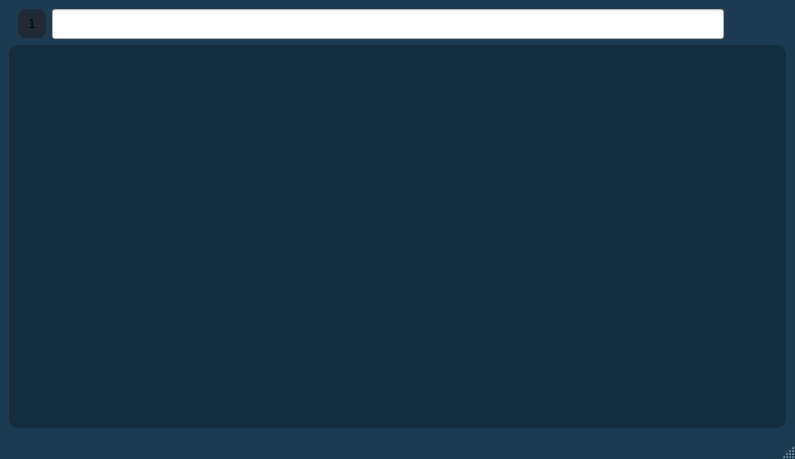
This is ui/main.ui in RiaJ16/liai_concrete as Qt 5 draws it before an edit. The edited form follows.
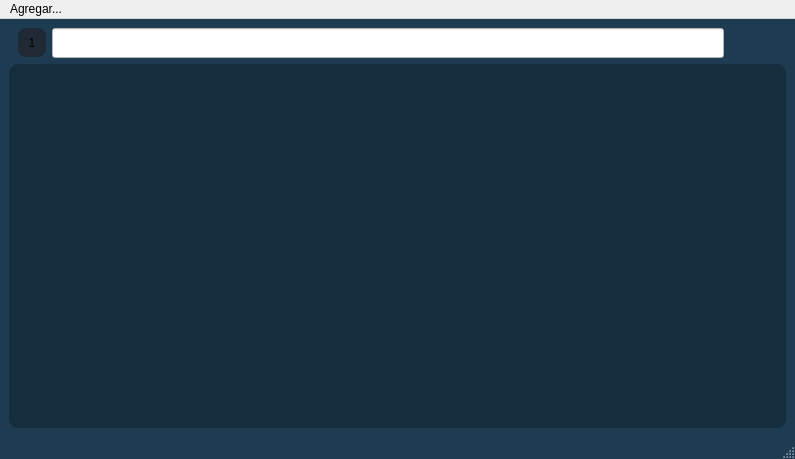
This is the edited form. Icons and pictures are not drawn.

Commit message: Ventana para agregar una nueva tarjeta

Patch:
```diff
--- a/ui/main.ui
+++ b/ui/main.ui
@@ -181,6 +181,14 @@
      <height>26</height>
     </rect>
    </property>
+   <widget class="QMenu" name="menuAgregar">
+    <property name="title">
+     <string>Agregar...</string>
+    </property>
+    <addaction name="accion_dispositivo"/>
+    <addaction name="accion_grupo"/>
+   </widget>
+   <addaction name="menuAgregar"/>
   </widget>
   <widget class="QStatusBar" name="statusbar"/>
  </widget>
```
Left out of the diff: 10 changed lines with no effect on the pictures. The commit also changes 7 other files.
